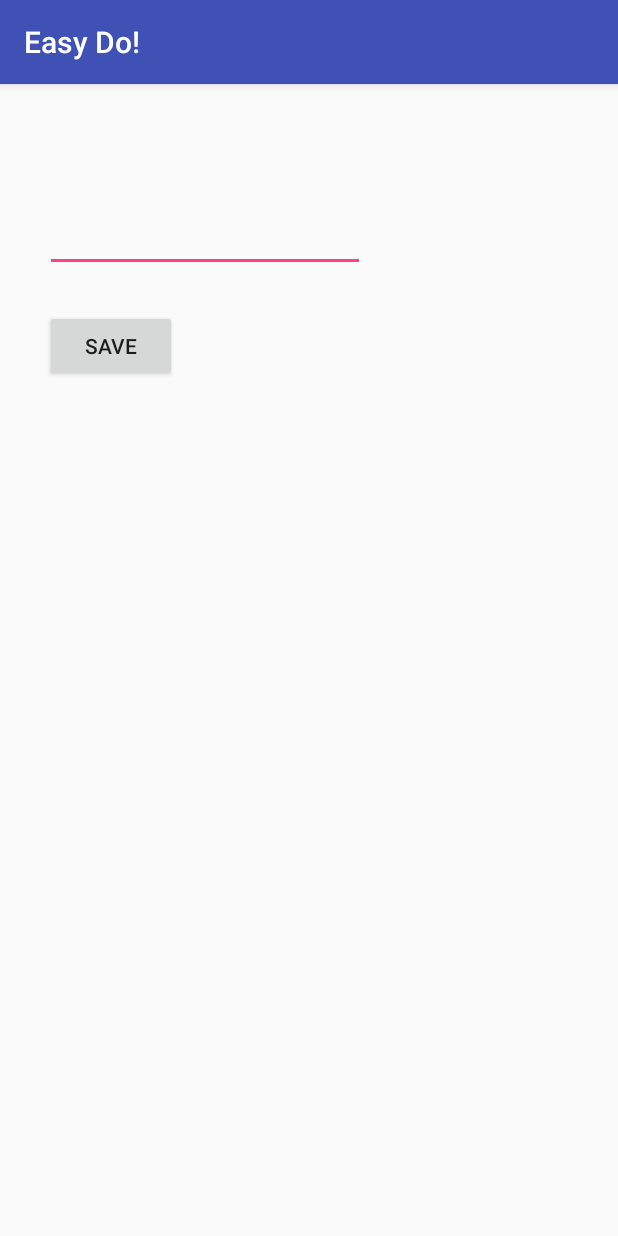
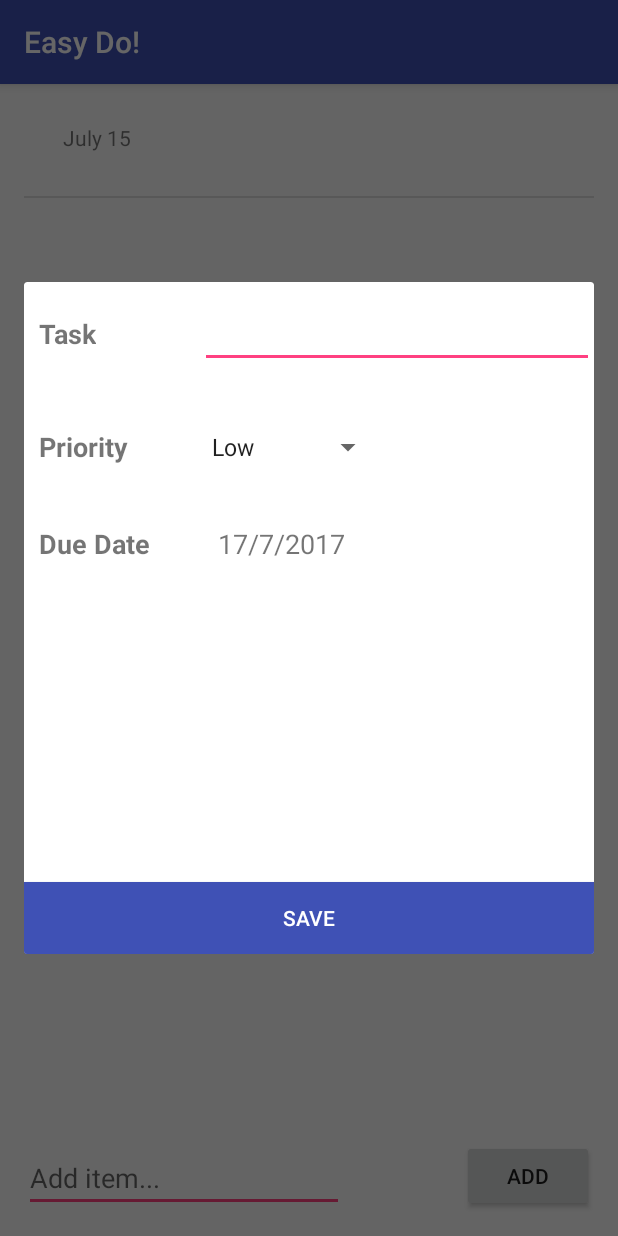
Before and after one commit to johnpaulfernandez/EasyDo_ToDoListApp, an Android app: the screen it shows after launch (EditItemActivity before the commit, MainActivity after it), after a tap on "July 15", on a phone screen of 412 x 824 dp. Run offline under Robolectric (Android 15) with nearby library versions, the phone set to English and light mode, and no system bars; 1 other tap on this screen came first.

Commit message:
Use a DialogFragment instead of new Activity for editing items

```diff
--- /dev/null
+++ b/app/src/main/java/com/codepath/easydo/DatePickerFragment.java
@@ -0,0 +1,28 @@
+package com.codepath.easydo;
+
+import android.app.DatePickerDialog;
+import android.app.Dialog;
+import android.os.Bundle;
+
+import java.util.Calendar;
+
+/**
+ * Created by John on 7/16/2017.
+ */
+
+public class DatePickerFragment extends android.support.v4.app.DialogFragment {
+    @Override
+    public Dialog onCreateDialog(Bundle savedInstanceState) {
+        // Use the current time as the default values for the picker
+        final Calendar c = Calendar.getInstance();
+        int year = c.get(Calendar.YEAR);
+        int month = c.get(Calendar.MONTH);
+        int day = c.get(Calendar.DAY_OF_MONTH);
+
+        // Activity needs to implement this interface
+        DatePickerDialog.OnDateSetListener listener = (DatePickerDialog.OnDateSetListener) getActivity();
+
+        // Create a new instance of TimePickerDialog and return it
+        return new DatePickerDialog(getActivity(), listener, year, month, day);
+    }
+}
--- /dev/null
+++ b/app/src/main/java/com/codepath/easydo/DetailsDialogFragment.java
@@ -0,0 +1,161 @@
+package com.codepath.easydo;
+
+import android.graphics.Point;
+import android.os.Bundle;
+import android.support.annotation.Nullable;
+import android.support.v4.app.DialogFragment;
+import android.support.v4.app.FragmentManager;
+import android.view.Display;
+import android.view.Gravity;
+import android.view.LayoutInflater;
+import android.view.View;
+import android.view.ViewGroup;
+import android.view.Window;
+import android.view.WindowManager;
+import android.widget.CheckBox;
+import android.widget.DatePicker;
+import android.widget.EditText;
+import android.widget.Spinner;
+import android.widget.TextView;
+
+import java.text.SimpleDateFormat;
+import java.util.Calendar;
+
+import static android.R.attr.priority;
+import static com.codepath.easydo.EditItemActivity.ID_EDIT_ITEM;
+import static com.codepath.easydo.R.id.etEditItem;
+import static com.codepath.easydo.R.id.etTaskName;
+import static com.codepath.easydo.R.id.spPriority;
+
+/**
+ * Created by John on 7/16/2017.
+ */
+
+public class DetailsDialogFragment extends DialogFragment {
+
+    public static final String ID_DATE = "10";
+    public static final String ID_SORT_ORDER = "11";
+    private DatePicker datePicker;
+    private Calendar calendar;
+    private TextView dateView;
+    public Spinner priority;
+    private EditText etTaskName;
+    public static int priorityIndex;
+    public static int year;
+    public static int month;
+    public static int day;
+    // store the values selected into a Calendar instance
+    static final Calendar c = Calendar.getInstance();
+    public static SimpleDateFormat format = new SimpleDateFormat("yyyyMMdd");
+    public static String dueDate;
+    Items toDoItem;
+
+    public FragmentManager fm;
+    public DatePickerFragment newFragment;
+
+    public DetailsDialogFragment() {
+        // Empty constructor is required for DialogFragment
+        // Make sure not to add arguments to the constructor
+        // Use `newInstance` instead as shown below
+    }
+
+    public static DetailsDialogFragment newInstance(String title, Items item) {
+        DetailsDialogFragment frag = new DetailsDialogFragment();
+        Bundle args = new Bundle();
+        args.putString("title", title);
+        args.putSerializable("item", item);
+        frag.setArguments(args);
+        return frag;
+    }
+
+    @Override
+    public void onCreate(@Nullable Bundle savedInstanceState) {
+        super.onCreate(savedInstanceState);
+        toDoItem = (Items) getArguments().getSerializable("item");
+    }
+
+    @Nullable
+    @Override
+    public View onCreateView(LayoutInflater inflater, @Nullable ViewGroup container, Bundle savedInstanceState) {
+        //return inflater.inflate(R.layout.fragment_filter, container);
+        return getActivity().getLayoutInflater().inflate(R.layout.fragment_details, container);
+
+    }
+
+    @Override
+    public void onViewCreated(View view, @Nullable Bundle savedInstanceState) {
+        super.onViewCreated(view, savedInstanceState);
+
+        etTaskName = (EditText) view.findViewById(R.id.etTaskName);
+        priority = (Spinner) view.findViewById(spPriority);
+        dateView = (TextView) view.findViewById(R.id.tvDueDate);
+
+        // Get the passed variable from Intent
+        etTaskName.setText(toDoItem.getText());
+        etTaskName.setSelection(toDoItem.getText().length());
+
+        priority.setSelection(priorityIndex);
+
+
+        calendar = Calendar.getInstance();
+
+        if (year == 0 && month == 0 && day == 0) {
+            year = calendar.get(Calendar.YEAR);
+            month = calendar.get(Calendar.MONTH);
+            day = calendar.get(Calendar.DAY_OF_MONTH);
+        }
+
+        showDate(year, month + 1, day);
+
+        newFragment = new DatePickerFragment();
+        fm = getFragmentManager();
+
+        showDatePickerDialog();
+    }
+
+    public void onResume() {
+        // Store access variables for window and blank point
+        Window window = getDialog().getWindow();
+        Point size = new Point();
+        // Store dimensions of the screen in `size`
+        Display display = window.getWindowManager().getDefaultDisplay();
+        display.getSize(size);
+        // Set the width of the dialog proportional to 100% of the screen width
+        window.setLayout((int) (size.x), WindowManager.LayoutParams.WRAP_CONTENT);
+        window.setGravity(Gravity.CENTER);
+        // Call super onResume after sizing
+        super.onResume();
+    }
+
+    public void showDate(int year, int month, int day) {
+        dateView.setText(new StringBuilder().append(day).append("/")
+                .append(month).append("/").append(year));
+    }
+
+
+    // Attach to an onclick handler to show the date picker
+    public void showDatePickerDialog() {
+
+        dateView.setOnClickListener(new View.OnClickListener() {
+            @Override
+            public void onClick(View v) {
+
+                // SETS the target fragment for use later when sending results
+                newFragment.setTargetFragment(DetailsDialogFragment.this, 300);
+                newFragment.show(fm, "datePicker");
+            }
+        });
+    }
+
+    public void onSave(View view) {
+
+        priorityIndex = priority.getSelectedItemPosition();
+
+        this.year = c.get(Calendar.YEAR);
+        this.month = c.get(Calendar.MONTH);
+        this.day = c.get(Calendar.DAY_OF_MONTH);;
+
+        // Close the dialog and return back to the parent activity
+        dismiss();
+    }
+}
--- a/app/src/main/java/com/codepath/easydo/MainActivity.java
+++ b/app/src/main/java/com/codepath/easydo/MainActivity.java
@@ -1,22 +1,29 @@
 package com.codepath.easydo;
 
+import android.app.DatePickerDialog;
 import android.content.Intent;
 import android.graphics.Movie;
+import android.support.v4.app.FragmentManager;
 import android.support.v7.app.AppCompatActivity;
 import android.os.Bundle;
+import android.view.MenuItem;
 import android.view.View;
 import android.widget.AdapterView;
 import android.widget.ArrayAdapter;
+import android.widget.DatePicker;
 import android.widget.EditText;
 import android.widget.ListView;
 
 import java.io.Serializable;
 import java.util.ArrayList;
+import java.util.Calendar;
 import java.util.List;
 
+import static com.codepath.easydo.DetailsDialogFragment.c;
+import static com.codepath.easydo.DetailsDialogFragment.dueDate;
 import static com.codepath.easydo.EditItemActivity.ID_EDIT_ITEM;
 
-public class MainActivity extends AppCompatActivity {
+public class MainActivity extends AppCompatActivity implements DatePickerDialog.OnDateSetListener {
 
     private static final int REQUEST_CODE = 50;
 
@@ -27,6 +34,8 @@ public class MainActivity extends AppCompatActivity {
     private int iItemIndex;
 
     DatabaseHelper databaseHelper;
+    DetailsDialogFragment detailsDialogFragment;
+
 
 
     @Override
@@ -69,13 +78,16 @@ public class MainActivity extends AppCompatActivity {
             @Override
             public void onItemClick(AdapterView<?> parent, View view, int position, long id) {
 
-
                 Items item = aToDoAdapter.getItem(position);
 
-                // Launch Edit Item Activity
-                Intent i = new Intent(MainActivity.this, EditItemActivity.class);
-                i.putExtra(ID_EDIT_ITEM, item);
-                startActivityForResult(i, REQUEST_CODE);
+//                // Launch Edit Item Activity
+//                Intent i = new Intent(MainActivity.this, EditItemActivity.class);
+//                i.putExtra(ID_EDIT_ITEM, item);
+//                startActivityForResult(i, REQUEST_CODE);
+
+                FragmentManager fm = getSupportFragmentManager();
+                detailsDialogFragment = DetailsDialogFragment.newInstance("Settings", item);
+                detailsDialogFragment.show(fm, "fragment_details");
 
                 // Save the index of updated item
                 iItemIndex = position;
@@ -158,5 +170,20 @@ public class MainActivity extends AppCompatActivity {
         databaseHelper.deleteItem(todoItems.get(position).getText());
     }
 
+    // Handle the date selected
+    @Override
+    public void onDateSet(DatePicker view, int year, int monthOfYear, int dayOfMonth) {
+
+        c.set(Calendar.YEAR, year);
+        c.set(Calendar.MONTH, monthOfYear);
+        c.set(Calendar.DAY_OF_MONTH, dayOfMonth);
+
+        dueDate = detailsDialogFragment.format.format(c.getTime());
+        detailsDialogFragment.showDate(year, monthOfYear + 1, dayOfMonth);
+    }
+
+    public void onSave(View view) {
+        detailsDialogFragment.onSave(view);
+    }
 
 }
--- /dev/null
+++ b/app/src/main/res/layout/fragment_details.xml
@@ -0,0 +1,96 @@
+<?xml version="1.0" encoding="utf-8"?>
+<RelativeLayout xmlns:android="http://schemas.android.com/apk/res/android"
+    android:layout_width="match_parent"
+    android:layout_height="wrap_content"
+    android:orientation="vertical">
+
+    <TextView
+        android:id="@+id/tvTaskLabel"
+        android:layout_width="wrap_content"
+        android:layout_height="wrap_content"
+        android:layout_alignParentLeft="true"
+        android:layout_alignParentStart="true"
+        android:layout_alignParentTop="true"
+        android:layout_marginLeft="10dp"
+        android:layout_marginStart="10dp"
+        android:layout_marginTop="22dp"
+        android:text="Task"
+        android:textSize="18sp"
+        android:textStyle="bold" />
+
+    <EditText
+        android:id="@+id/etTaskName"
+        android:layout_width="wrap_content"
+        android:layout_height="wrap_content"
+        android:layout_alignBaseline="@+id/tvTaskLabel"
+        android:layout_alignBottom="@+id/tvTaskLabel"
+        android:ems="10"
+        android:inputType="textMultiLine"
+        android:layout_alignLeft="@+id/spPriority"
+        android:layout_alignStart="@+id/spPriority"
+        android:layout_alignParentRight="true"
+        android:layout_alignParentEnd="true" />
+
+    <TextView
+        android:id="@+id/tvPriorityLabel"
+        android:layout_width="wrap_content"
+        android:layout_height="wrap_content"
+        android:layout_alignLeft="@+id/tvTaskLabel"
+        android:layout_alignStart="@+id/tvTaskLabel"
+        android:layout_below="@+id/etTaskName"
+        android:layout_marginTop="40dp"
+        android:text="Priority"
+        android:textSize="18sp"
+        android:textStyle="bold" />
+
+    <Spinner
+        android:id="@+id/spPriority"
+        android:layout_width="wrap_content"
+        android:layout_height="wrap_content"
+        android:entries="@array/priority_array"
+        android:prompt="@string/priority_prompt"
+        android:layout_alignBottom="@+id/tvPriorityLabel"
+        android:layout_toRightOf="@+id/tvDueDateLabel"
+        android:layout_toEndOf="@+id/tvDueDateLabel"
+        android:layout_marginLeft="33dp"
+        android:layout_marginStart="33dp" />
+
+    <TextView
+        android:id="@+id/tvDueDateLabel"
+        android:layout_width="wrap_content"
+        android:layout_height="wrap_content"
+        android:layout_alignLeft="@+id/tvPriorityLabel"
+        android:layout_alignStart="@+id/tvPriorityLabel"
+        android:layout_below="@+id/spPriority"
+        android:layout_marginTop="40dp"
+        android:text="Due Date"
+        android:textSize="18sp"
+        android:textStyle="bold" />
+
+    <TextView
+        android:id="@+id/tvDueDate"
+        android:layout_width="match_parent"
+        android:layout_height="wrap_content"
+        android:text="25/12/2000"
+        android:textSize="18sp"
+        android:layout_alignBaseline="@+id/tvDueDateLabel"
+        android:layout_alignBottom="@+id/tvDueDateLabel"
+        android:layout_alignLeft="@+id/spPriority"
+        android:layout_alignStart="@+id/spPriority"
+        android:layout_marginLeft="12dp"
+        android:layout_marginStart="12dp" />
+
+    <Button
+        android:id="@+id/btnSave"
+        android:text="@string/save"
+        android:layout_width="match_parent"
+        android:layout_height="wrap_content"
+        android:layout_marginTop="400dp"
+        android:background="@color/colorPrimary"
+        android:onClick="onSave"
+        android:textColor="@android:color/white"
+        android:layout_alignParentTop="true"
+        android:layout_alignParentLeft="true"
+        android:layout_alignParentStart="true" />
+
+</RelativeLayout>
--- a/app/src/main/res/layout/todo_item.xml
+++ b/app/src/main/res/layout/todo_item.xml
@@ -23,6 +23,6 @@
         android:layout_alignParentTop="true"
         android:layout_alignLeft="@+id/tvItem"
         android:layout_alignStart="@+id/tvItem"
-        android:paddingTop="10dp"/>
+        android:paddingTop="10dp" />
 
 </RelativeLayout>
--- /dev/null
+++ b/app/src/main/res/values/arrays.xml
@@ -0,0 +1,8 @@
+<?xml version="1.0" encoding="utf-8"?>
+<resources>
+    <string-array name="priority_array">
+        <item>Low</item>
+        <item>Medium</item>
+        <item>High</item>
+    </string-array>
+</resources>
--- a/app/src/main/res/values/colors.xml
+++ b/app/src/main/res/values/colors.xml
@@ -1,6 +1,6 @@
 <?xml version="1.0" encoding="utf-8"?>
 <resources>
-    <color name="colorPrimary">#3F51B5</color>
+    <color name="colorPrimary">#3f51b5</color>
     <color name="colorPrimaryDark">#303F9F</color>
     <color name="colorAccent">#FF4081</color>
 </resources>
--- a/app/src/main/res/values/strings.xml
+++ b/app/src/main/res/values/strings.xml
@@ -3,4 +3,5 @@
     <string name="add">Add</string>
     <string name="add_item">Add item...</string>
     <string name="save">Save</string>
+    <string name="priority_prompt">Set Priority Level</string>
 </resources>
```
